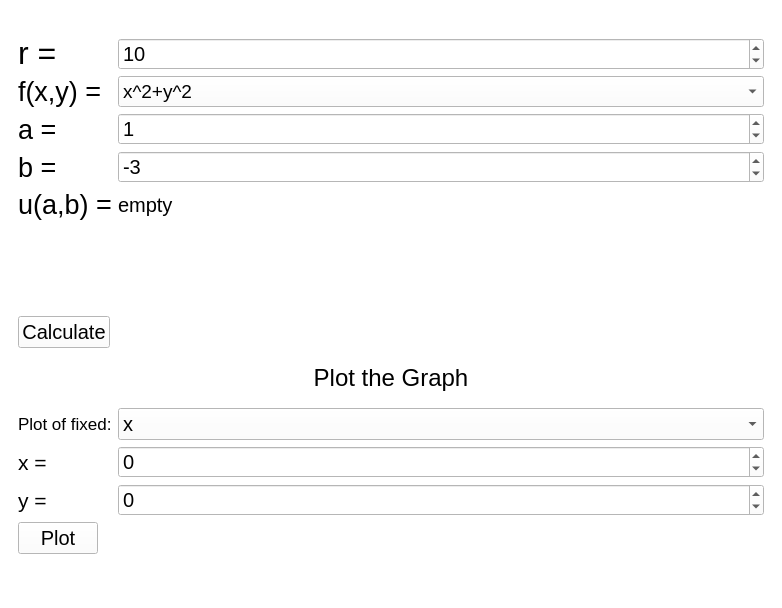
Tigran-teq-Tadevosyan/malmheden-algorithm, file MainWindow.ui: the form before one commit.
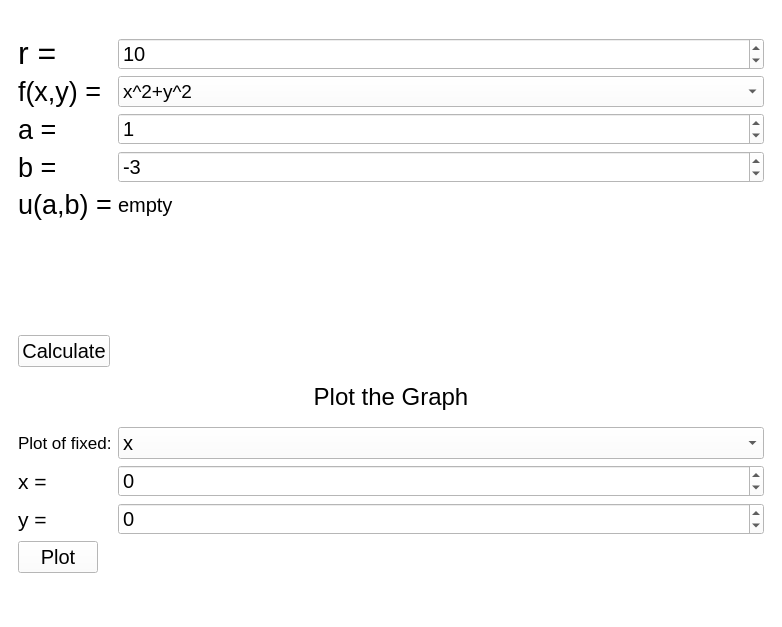
The form after the commit. Icons and pictures are not drawn.

```diff
--- a/MainWindow.ui
+++ b/MainWindow.ui
@@ -7,7 +7,7 @@
     <x>0</x>
     <y>0</y>
     <width>782</width>
-    <height>608</height>
+    <height>627</height>
    </rect>
   </property>
   <property name="windowTitle">
```
